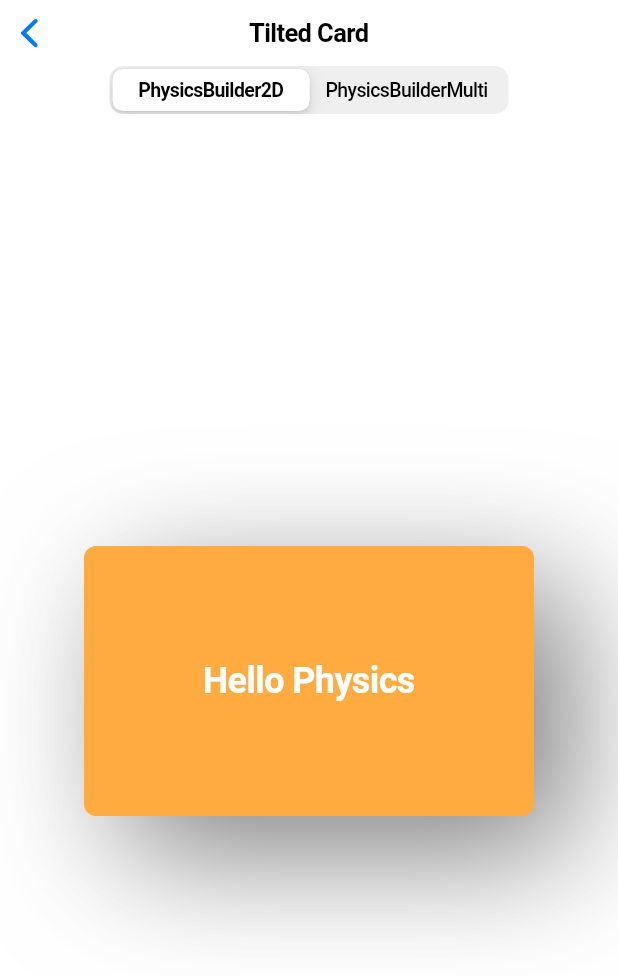
After one commit to sangddn/flutter_physics, a Flutter app: the TiltedCard screen opened directly, on a phone screen of 412 x 824 dp. The commit adds this screen. Shown: the top 976 px of the screen. Run offline on Flutter 3.47's test engine with Material 3 defaults, Android fonts, the phone set to English and light mode, and no system bars.

Commit message:
Added example (TiltedCard) by @orestesgaolin

```diff
--- a/example/lib/main.dart
+++ b/example/lib/main.dart
@@ -3,6 +3,7 @@ import 'implicit_animations_page.dart';
 import 'interrupted_animations_page.dart';
 import 'physics_playground_page.dart';
 import 'physics_grid.dart';
+import 'physics_builder_multi.dart';
 
 void main() {
   runApp(const MyApp());
@@ -62,6 +63,12 @@ class HomePage extends StatelessWidget {
                 'Physics Grid',
                 const PhysicsGrid(),
               ),
+              const SizedBox(height: 16),
+              _buildNavigationButton(
+                context,
+                'Tilted Card',
+                const TiltedCard(),
+              ),
             ],
           ),
         ),
--- /dev/null
+++ b/example/lib/physics_builder_multi.dart
@@ -0,0 +1,165 @@
+import 'package:flutter/cupertino.dart';
+import 'package:flutter_physics/flutter_physics.dart';
+import 'package:flutter/material.dart';
+import 'dart:math' as math;
+
+/// Example by [@orestesgaolin](https://github.com/sangddn/flutter_physics/issues/1).
+class TiltedCard extends StatefulWidget {
+  const TiltedCard({super.key});
+
+  @override
+  State<TiltedCard> createState() => _TiltedCardState();
+}
+
+class _TiltedCardState extends State<TiltedCard> {
+  bool show2D = true;
+
+  @override
+  void initState() {
+    super.initState();
+  }
+
+  Offset tilt(double x, double y) {
+    const force = 80.0;
+    final rx = ((x / screenWidth) * force).clamp(-20.0, 20.0);
+    final ry = ((y / screenHeight) * -force).clamp(-20.0, 20.0);
+    currentOffset = Offset(rx, ry);
+    return currentOffset;
+  }
+
+  double force = 80;
+  Offset currentOffset = Offset.zero;
+  Offset currentVelocity = Offset.zero;
+  double screenWidth = 0;
+  double screenHeight = 0;
+
+  @override
+  void dispose() {
+    super.dispose();
+  }
+
+  @override
+  Widget build(BuildContext context) {
+    screenWidth = MediaQuery.sizeOf(context).width;
+    screenHeight = MediaQuery.sizeOf(context).height;
+    final physicsChild = Padding(
+      padding: const EdgeInsets.all(16),
+      child: GestureDetector(
+        behavior: HitTestBehavior.opaque,
+        onPanUpdate: (DragUpdateDetails details) {
+          final x =
+              (screenWidth - details.globalPosition.dx) - (screenWidth / 2);
+          final y =
+              (screenHeight - details.globalPosition.dy) - (screenHeight / 2);
+
+          setState(() {
+            currentOffset = tilt(x, y);
+          });
+        },
+        child: const _MyCard(),
+      ),
+    );
+    return CupertinoPageScaffold(
+      navigationBar: const CupertinoNavigationBar(
+        middle: Text('Tilted Card'),
+      ),
+      child: SafeArea(
+        child: Column(
+          spacing: 8.0,
+          mainAxisAlignment: MainAxisAlignment.center,
+          children: [
+            CupertinoSlidingSegmentedControl(
+              groupValue: show2D ? '2D' : '3D',
+              onValueChanged: (value) {
+                setState(() {
+                  show2D = value == '2D';
+                });
+              },
+              children: const {
+                '2D': Text('PhysicsBuilder2D'),
+                '3D': Text('PhysicsBuilderMulti'),
+              },
+            ),
+            Expanded(
+              child: Center(
+                child: show2D
+                    ? PhysicsBuilder2D(
+                        value: currentOffset,
+                        xPhysics: Spring.swift,
+                        yPhysics: Spring.swift,
+                        child: physicsChild,
+                        builder: (context, offset, child) {
+                          final xRadians = offset.dx * math.pi / 180;
+                          final yRadians = offset.dy * math.pi / 180;
+
+                          return Transform(
+                            origin: Offset(screenWidth / 2, 300 / 2),
+                            transform: Matrix4.identity()
+                              ..setEntry(3, 2, 0.001)
+                              ..rotateX(yRadians)
+                              ..rotateY(xRadians),
+                            child: child!,
+                          );
+                        },
+                      )
+                    : PhysicsBuilderMulti(
+                        dimensions: 2,
+                        value: [currentOffset.dx, currentOffset.dy],
+                        physics: [Spring.swift, Spring.swift],
+                        child: physicsChild,
+                        builder: (context, offset, child) {
+                          final xRadians = offset[0] * math.pi / 180;
+                          final yRadians = offset[1] * math.pi / 180;
+
+                          return Transform(
+                            origin: Offset(screenWidth / 2, 300 / 2),
+                            transform: Matrix4.identity()
+                              ..setEntry(3, 2, 0.001)
+                              ..rotateX(yRadians)
+                              ..rotateY(xRadians),
+                            child: child!,
+                          );
+                        },
+                      ),
+              ),
+            ),
+          ],
+        ),
+      ),
+    );
+  }
+}
+
+class _MyCard extends StatelessWidget {
+  const _MyCard();
+
+  @override
+  Widget build(BuildContext context) {
+    return Container(
+      width: 300,
+      height: 180,
+      decoration: BoxDecoration(
+        color: Colors.orangeAccent,
+        borderRadius: BorderRadius.circular(8),
+        boxShadow: [
+          BoxShadow(
+            color: Colors.black.withValues(alpha: 0.5),
+            offset: const Offset(25, 25),
+            blurRadius: 75,
+            spreadRadius: 0,
+          ),
+        ],
+      ),
+      child: const Center(
+        child: Text(
+          'Hello Physics',
+          style: TextStyle(
+            color: Colors.white,
+            fontSize: 24,
+            fontWeight: FontWeight.bold,
+          ),
+        ),
+      ),
+    );
+  }
+}
--- a/example/pubspec.yaml
+++ b/example/pubspec.yaml
@@ -10,9 +10,9 @@ environment:
 dependencies:
   flutter:
     sdk: flutter
+  cupertino_icons: ^1.0.6
   flutter_physics:
     path: ../
-  cupertino_icons: ^1.0.6
 
 dev_dependencies:
   flutter_test:
```
